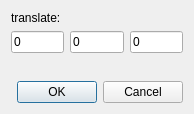
Qt form release/SciVisToolKit-11.02/pqSQTranslateDialogForm.ui (burlen/SciberQuestToolKit) before a commit.
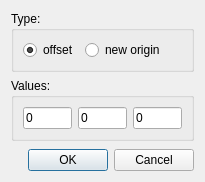
The same form after that commit.

What changed in the file:
```diff
--- a/release/SciVisToolKit-11.02/pqSQTranslateDialogForm.ui
+++ b/release/SciVisToolKit-11.02/pqSQTranslateDialogForm.ui
@@ -6,8 +6,8 @@
    <rect>
     <x>0</x>
     <y>0</y>
-    <width>194</width>
-    <height>114</height>
+    <width>205</width>
+    <height>182</height>
    </rect>
   </property>
   <property name="windowTitle">
@@ -15,13 +15,52 @@
   </property>
   <layout class="QVBoxLayout" name="verticalLayout">
    <item>
-    <widget class="QLabel" name="label">
+    <widget class="QGroupBox" name="groupBox">
+     <property name="title">
+      <string>Type:</string>
+     </property>
+     <property name="flat">
+      <bool>false</bool>
+     </property>
+     <layout class="QHBoxLayout" name="horizontalLayout_2">
+      <item>
+       <widget class="QRadioButton" name="typeOffset">
      <property name="text">
-      <string>translate:</string>
-     </property>
+         <string>offset</string>
+        </property>
+        <property name="checked">
+         <bool>true</bool>
+        </property>
     </widget>
    </item>
    <item>
+       <widget class="QRadioButton" name="typeNewOrigin">
+        <property name="text">
+         <string>new origin</string>
+        </property>
+       </widget>
+      </item>
+      <item>
+       <spacer name="horizontalSpacer">
+        <property name="orientation">
+         <enum>Qt::Horizontal</enum>
+        </property>
+        <property name="sizeHint" stdset="0">
+         <size>
+          <width>0</width>
+          <height>20</height>
+         </size>
+        </property>
+       </spacer>
+      </item>
+     </layout>
+    </widget>
+   </item>
+   <item>
+    <widget class="QGroupBox" name="groupBox_2">
+     <property name="title">
+      <string>Values:</string>
+     </property>
     <layout class="QHBoxLayout" name="horizontalLayout">
      <item>
       <widget class="QLineEdit" name="tx">
@@ -45,6 +84,7 @@
       </widget>
      </item>
     </layout>
+    </widget>
    </item>
    <item>
     <spacer name="verticalSpacer">
@@ -54,7 +94,7 @@
      <property name="sizeHint" stdset="0">
       <size>
        <width>20</width>
-       <height>9</height>
+       <height>1</height>
       </size>
      </property>
     </spacer>
```
Lines whose indentation alone changed are shown as unchanged.
